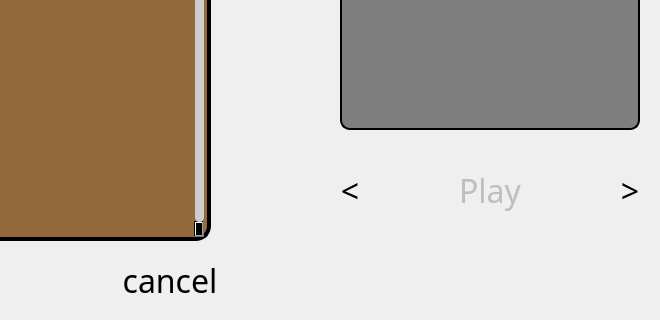
Old version of the form src/views/ui/gameloader.ui in the repository Stryse/DungeonGame; both pictures show x 480 to 1140 and y 400 to 720 of the 1280 by 720 pixel window.
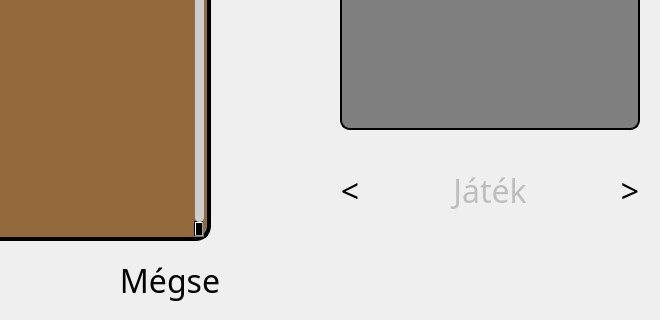
New version of the form. Icons and pictures are not drawn. Custom widgets are drawn as their Qt base class.

```diff
--- a/src/views/ui/gameloader.ui
+++ b/src/views/ui/gameloader.ui
@@ -453,7 +453,7 @@
 }</string>
    </property>
    <property name="text">
-    <string>Play</string>
+    <string>Játék</string>
    </property>
    <property name="shortcut">
     <string>Return</string>
@@ -519,7 +519,7 @@
 }</string>
    </property>
    <property name="text">
-    <string>PlayerName</string>
+    <string>Játékosnév</string>
    </property>
    <property name="alignment">
     <set>Qt::AlignCenter</set>
@@ -577,7 +577,7 @@
 }</string>
    </property>
    <property name="text">
-    <string>cancel</string>
+    <string>Mégse</string>
    </property>
    <property name="shortcut">
     <string>Esc</string>
```
